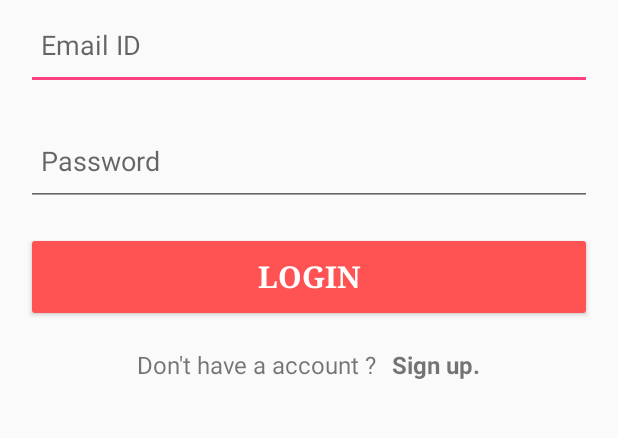
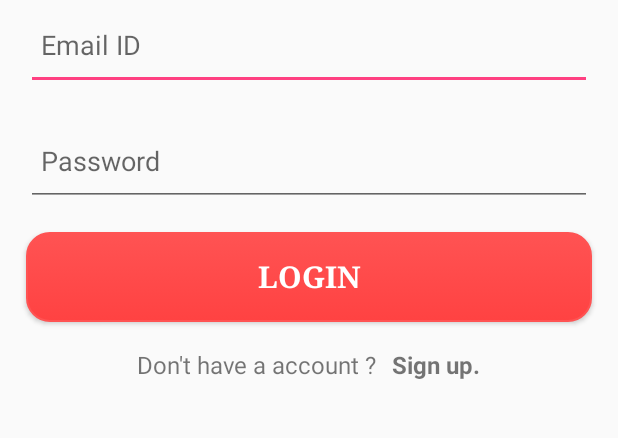
Before and after one commit to vivek777patel/PacePlace, an Android app: the layout login_layout.xml on its own in the app's theme, with its tools: preview values and no code run, on a phone screen of 412 x 824 dp, the part 270-708 px from its top. Run offline under Robolectric (Android 15) with nearby library versions, the phone set to English and light mode, and no system bars.

Commit message:
Added login related files

```diff
--- a/PacePlace/app/src/main/java/base/pace/paceplace/MainActivity.java
+++ b/PacePlace/app/src/main/java/base/pace/paceplace/MainActivity.java
@@ -8,6 +8,6 @@ public class MainActivity extends AppCompatActivity {
     @Override
     protected void onCreate(Bundle savedInstanceState) {
         super.onCreate(savedInstanceState);
-        setContentView(R.layout.activity_main);
+        setContentView(R.layout.login_layout);
     }
 }
--- /dev/null
+++ b/PacePlace/app/src/main/res/drawable/rounded_button.xml
@@ -0,0 +1,24 @@
+<?xml version="1.0" encoding="utf-8"?>
+<selector xmlns:android="http://schemas.android.com/apk/res/android">
+    <item android:state_pressed="true" >
+        <shape android:shape="rectangle"  >
+            <corners android:radius="15dip" />
+            <stroke android:color="@color/colorPrimary"/>
+            <gradient android:angle="-90" android:startColor="@color/colorPrimary" android:endColor="@color/colorPrimaryDark"  />
+        </shape>
+    </item>
+    <item android:state_focused="true">
+        <shape android:shape="rectangle"  >
+            <corners android:radius="15dip" />
+            <stroke android:width="1dip" android:color="@color/colorPrimary" />
+            <solid android:color="@color/colorPrimaryDark"/>
+        </shape>
+    </item>
+    <item >
+        <shape android:shape="rectangle"  >
+            <corners android:radius="15dip" />
+            <stroke android:width="1dip" android:color="@color/colorPrimary" />
+            <gradient android:angle="-90" android:startColor="@color/colorPrimary" android:endColor="@color/colorPrimaryDark" />
+        </shape>
+    </item>
+</selector>
--- a/PacePlace/app/src/main/res/layout/login_layout.xml
+++ b/PacePlace/app/src/main/res/layout/login_layout.xml
@@ -49,7 +49,7 @@
                 android:textStyle="bold"
                 android:text="@string/btn_login_txt"
                 android:textColor="@color/colorWhite"
-                android:backgroundTint="@color/colorPaceBlue"
+                android:background="@drawable/rounded_button"
                 android:fontFamily="serif"
 
                 android:textSize="@dimen/btn_txt_size"/>
```
